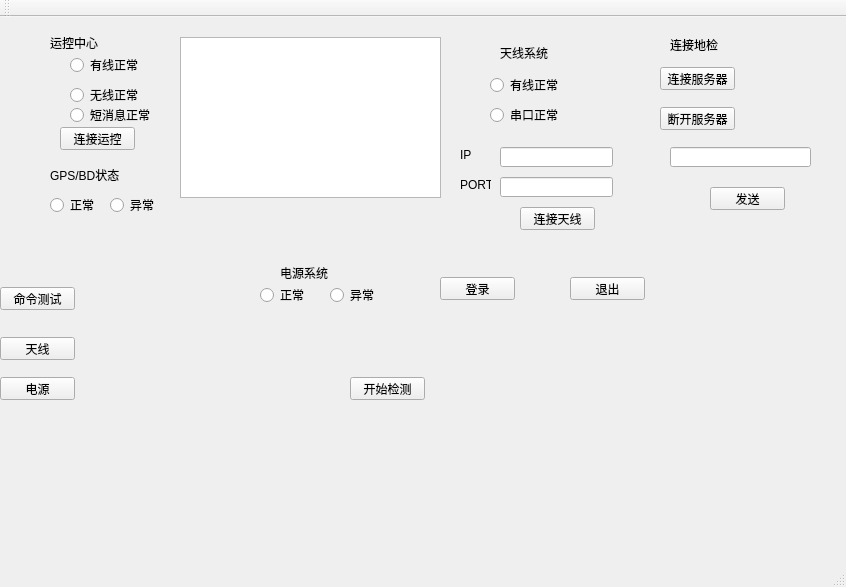
This is Project_gather/Project_gather.ui in mohanmode2008/Terminal as Qt 5 draws it before an edit. The edited form follows.
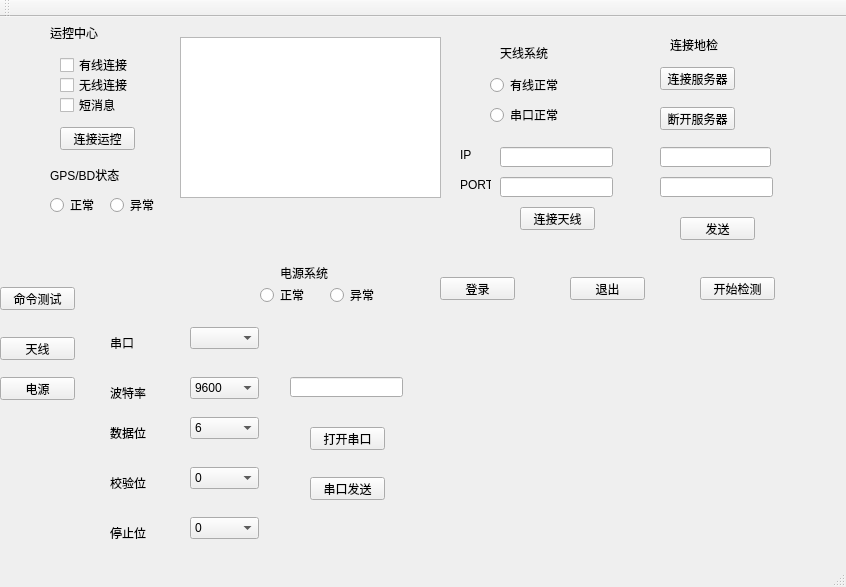
This is the edited form.

The edit to the form file:
```diff
--- a/Project_gather/Project_gather.ui
+++ b/Project_gather/Project_gather.ui
@@ -30,8 +30,8 @@
    <widget class="QPushButton" name="btn_startdetection">
     <property name="geometry">
      <rect>
-      <x>350</x>
-      <y>360</y>
+      <x>700</x>
+      <y>260</y>
       <width>75</width>
       <height>23</height>
      </rect>
@@ -79,9 +79,9 @@
    <widget class="QLineEdit" name="lineEdit">
     <property name="geometry">
      <rect>
-      <x>670</x>
+      <x>660</x>
       <y>130</y>
-      <width>141</width>
+      <width>111</width>
       <height>20</height>
      </rect>
     </property>
@@ -89,8 +89,8 @@
    <widget class="QPushButton" name="btnSend">
     <property name="geometry">
      <rect>
-      <x>710</x>
-      <y>170</y>
+      <x>680</x>
+      <y>200</y>
       <width>75</width>
       <height>23</height>
      </rect>
@@ -99,50 +99,11 @@
      <string>发送</string>
     </property>
    </widget>
-   <widget class="QRadioButton" name="btn_wirednetwork">
-    <property name="geometry">
-     <rect>
-      <x>70</x>
-      <y>40</y>
-      <width>71</width>
-      <height>16</height>
-     </rect>
-    </property>
-    <property name="text">
-     <string>有线正常</string>
-    </property>
-   </widget>
-   <widget class="QRadioButton" name="btn_wirelessnetwork">
-    <property name="geometry">
-     <rect>
-      <x>70</x>
-      <y>70</y>
-      <width>71</width>
-      <height>16</height>
-     </rect>
-    </property>
-    <property name="text">
-     <string>无线正常</string>
-    </property>
-   </widget>
-   <widget class="QRadioButton" name="btn_SMS">
-    <property name="geometry">
-     <rect>
-      <x>70</x>
-      <y>90</y>
-      <width>81</width>
-      <height>16</height>
-     </rect>
-    </property>
-    <property name="text">
-     <string>短消息正常</string>
-    </property>
-   </widget>
    <widget class="QLabel" name="label">
     <property name="geometry">
      <rect>
       <x>50</x>
-      <y>20</y>
+      <y>10</y>
       <width>54</width>
       <height>12</height>
      </rect>
@@ -405,6 +366,261 @@
      <string>电源</string>
     </property>
    </widget>
+   <widget class="QCheckBox" name="checkBox_1">
+    <property name="geometry">
+     <rect>
+      <x>60</x>
+      <y>40</y>
+      <width>71</width>
+      <height>16</height>
+     </rect>
+    </property>
+    <property name="text">
+     <string>有线连接</string>
+    </property>
+   </widget>
+   <widget class="QCheckBox" name="checkBox_2">
+    <property name="geometry">
+     <rect>
+      <x>60</x>
+      <y>60</y>
+      <width>71</width>
+      <height>16</height>
+     </rect>
+    </property>
+    <property name="text">
+     <string>无线连接</string>
+    </property>
+   </widget>
+   <widget class="QCheckBox" name="checkBox_3">
+    <property name="geometry">
+     <rect>
+      <x>60</x>
+      <y>80</y>
+      <width>71</width>
+      <height>16</height>
+     </rect>
+    </property>
+    <property name="text">
+     <string>短消息</string>
+    </property>
+   </widget>
+   <widget class="QComboBox" name="portBox">
+    <property name="geometry">
+     <rect>
+      <x>190</x>
+      <y>310</y>
+      <width>69</width>
+      <height>22</height>
+     </rect>
+    </property>
+   </widget>
+   <widget class="QComboBox" name="baudBox">
+    <property name="geometry">
+     <rect>
+      <x>190</x>
+      <y>360</y>
+      <width>69</width>
+      <height>22</height>
+     </rect>
+    </property>
+    <item>
+     <property name="text">
+      <string>9600</string>
+     </property>
+    </item>
+    <item>
+     <property name="text">
+      <string>19200</string>
+     </property>
+    </item>
+    <item>
+     <property name="text">
+      <string>38400</string>
+     </property>
+    </item>
+   </widget>
+   <widget class="QComboBox" name="dataBox">
+    <property name="geometry">
+     <rect>
+      <x>190</x>
+      <y>400</y>
+      <width>69</width>
+      <height>22</height>
+     </rect>
+    </property>
+    <item>
+     <property name="text">
+      <string>6</string>
+     </property>
+    </item>
+    <item>
+     <property name="text">
+      <string>7</string>
+     </property>
+    </item>
+    <item>
+     <property name="text">
+      <string>8</string>
+     </property>
+    </item>
+   </widget>
+   <widget class="QComboBox" name="checkBox">
+    <property name="geometry">
+     <rect>
+      <x>190</x>
+      <y>450</y>
+      <width>69</width>
+      <height>22</height>
+     </rect>
+    </property>
+    <item>
+     <property name="text">
+      <string>0</string>
+     </property>
+    </item>
+    <item>
+     <property name="text">
+      <string>1</string>
+     </property>
+    </item>
+   </widget>
+   <widget class="QComboBox" name="stopBox">
+    <property name="geometry">
+     <rect>
+      <x>190</x>
+      <y>500</y>
+      <width>69</width>
+      <height>22</height>
+     </rect>
+    </property>
+    <item>
+     <property name="text">
+      <string>0</string>
+     </property>
+    </item>
+    <item>
+     <property name="text">
+      <string>1</string>
+     </property>
+    </item>
+    <item>
+     <property name="text">
+      <string>2</string>
+     </property>
+    </item>
+   </widget>
+   <widget class="QLabel" name="label_8">
+    <property name="geometry">
+     <rect>
+      <x>110</x>
+      <y>320</y>
+      <width>54</width>
+      <height>12</height>
+     </rect>
+    </property>
+    <property name="text">
+     <string>串口</string>
+    </property>
+   </widget>
+   <widget class="QLabel" name="label_9">
+    <property name="geometry">
+     <rect>
+      <x>110</x>
+      <y>370</y>
+      <width>54</width>
+      <height>12</height>
+     </rect>
+    </property>
+    <property name="text">
+     <string>波特率</string>
+    </property>
+   </widget>
+   <widget class="QLabel" name="label_10">
+    <property name="geometry">
+     <rect>
+      <x>110</x>
+      <y>410</y>
+      <width>54</width>
+      <height>12</height>
+     </rect>
+    </property>
+    <property name="text">
+     <string>数据位</string>
+    </property>
+   </widget>
+   <widget class="QLabel" name="label_11">
+    <property name="geometry">
+     <rect>
+      <x>110</x>
+      <y>460</y>
+      <width>54</width>
+      <height>12</height>
+     </rect>
+    </property>
+    <property name="text">
+     <string>校验位</string>
+    </property>
+   </widget>
+   <widget class="QLabel" name="label_12">
+    <property name="geometry">
+     <rect>
+      <x>110</x>
+      <y>510</y>
+      <width>54</width>
+      <height>12</height>
+     </rect>
+    </property>
+    <property name="text">
+     <string>停止位</string>
+    </property>
+   </widget>
+   <widget class="QPushButton" name="OpenSerialButton">
+    <property name="geometry">
+     <rect>
+      <x>310</x>
+      <y>410</y>
+      <width>75</width>
+      <height>23</height>
+     </rect>
+    </property>
+    <property name="text">
+     <string>打开串口</string>
+    </property>
+   </widget>
+   <widget class="QPushButton" name="pushButton_2">
+    <property name="geometry">
+     <rect>
+      <x>310</x>
+      <y>460</y>
+      <width>75</width>
+      <height>23</height>
+     </rect>
+    </property>
+    <property name="text">
+     <string>串口发送</string>
+    </property>
+   </widget>
+   <widget class="QLineEdit" name="send_str">
+    <property name="geometry">
+     <rect>
+      <x>290</x>
+      <y>360</y>
+      <width>113</width>
+      <height>20</height>
+     </rect>
+    </property>
+   </widget>
+   <widget class="QLineEdit" name="lineport_data_tran">
+    <property name="geometry">
+     <rect>
+      <x>660</x>
+      <y>160</y>
+      <width>113</width>
+      <height>20</height>
+     </rect>
+    </property>
+   </widget>
   </widget>
   <widget class="QMenuBar" name="menuBar">
    <property name="geometry">
```
Left out of the diff: 7 changed lines with no effect on the pictures.
